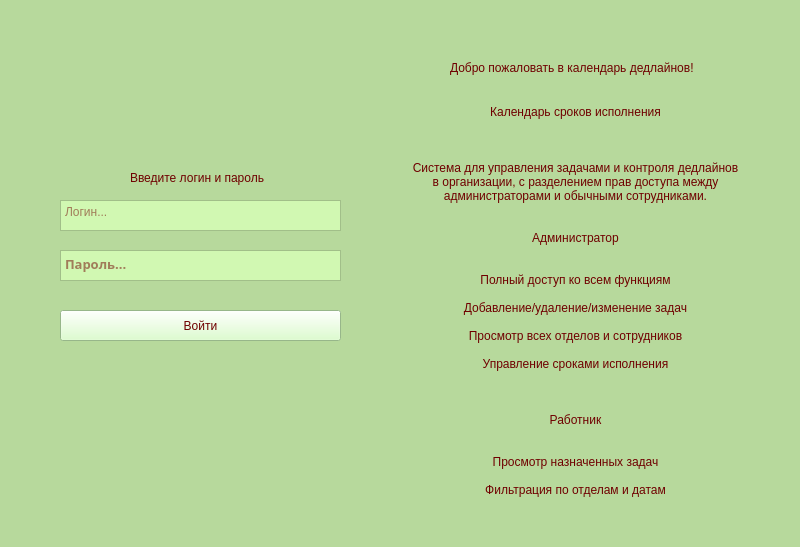
Before: the Qt Designer form qt/form_vxod.ui in dis28kiki/Kyrsov_2025, drawn with Qt 5.
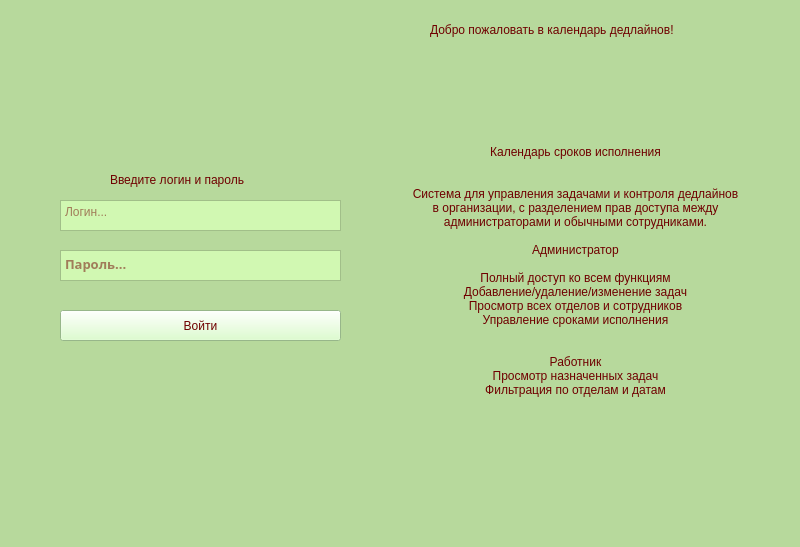
After: the same form once the commit is applied.

Patch:
```diff
--- a/qt/form_vxod.ui
+++ b/qt/form_vxod.ui
@@ -40,10 +40,10 @@
    <widget class="QLabel" name="label_2">
     <property name="geometry">
      <rect>
-      <x>130</x>
+      <x>110</x>
       <y>170</y>
-      <width>144</width>
-      <height>16</height>
+      <width>191</width>
+      <height>20</height>
      </rect>
     </property>
     <property name="styleSheet">
@@ -76,10 +76,10 @@
    <widget class="QLabel" name="label">
     <property name="geometry">
      <rect>
-      <x>450</x>
-      <y>60</y>
-      <width>262</width>
-      <height>16</height>
+      <x>430</x>
+      <y>20</y>
+      <width>321</width>
+      <height>20</height>
      </rect>
     </property>
     <property name="styleSheet">
@@ -121,7 +121,7 @@
     <property name="geometry">
      <rect>
       <x>410</x>
-      <y>90</y>
+      <y>60</y>
       <width>331</width>
       <height>421</height>
      </rect>
@@ -135,28 +135,18 @@
      <string>Календарь сроков исполнения 
 
 
-
 Система для управления задачами и контроля дедлайнов в организации, с разделением прав доступа между администраторами и обычными сотрудниками.
 
-
 Администратор
 
-
 Полный доступ ко всем функциям
-
 Добавление/удаление/изменение задач
-
 Просмотр всех отделов и сотрудников
-
 Управление сроками исполнения
 
 
-
 Работник
-
-
 Просмотр назначенных задач
-
 Фильтрация по отделам и датам</string>
     </property>
     <property name="alignment">
```
